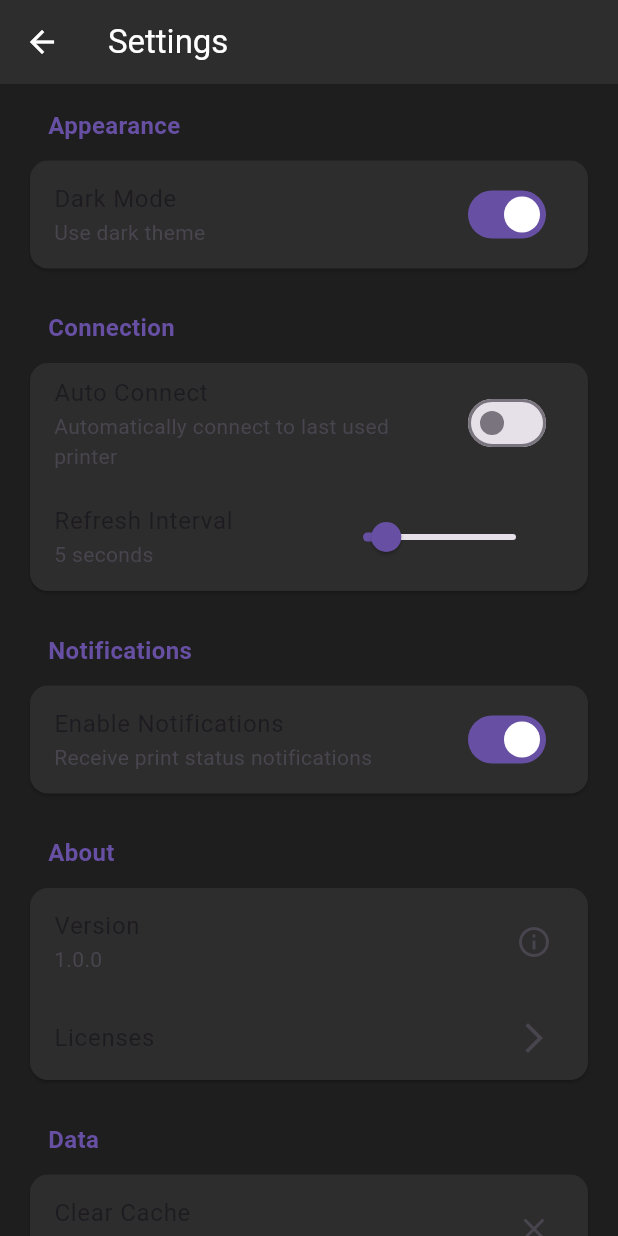
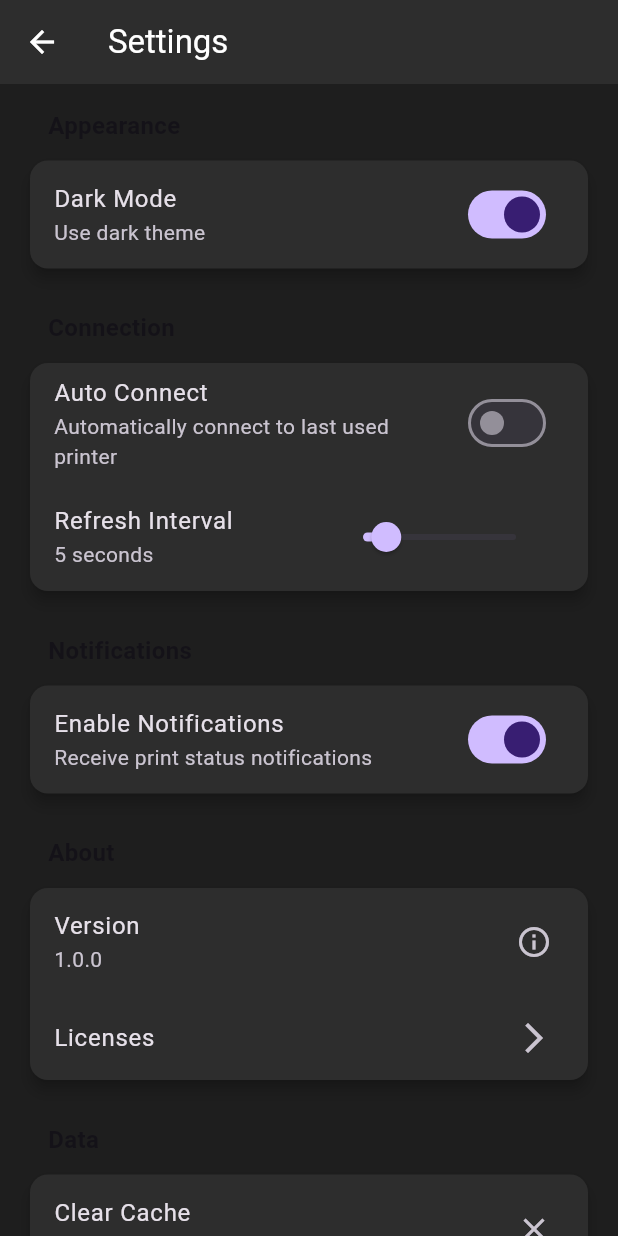
Before and after one commit to minaunghein/bblcontroller, a Flutter app: the screen it shows after launch, after a tap on the "settings" icon, on a phone screen of 412 x 824 dp. Run offline on Flutter 3.47's test engine with Material 3 defaults, Android fonts, the phone set to English and light mode, and no system bars; our stand-ins replace shared_preferences, sqflite; missing offline and left inert: mqtt_client; accounts and stored records are empty.

Commit message:
theme updated

```diff
--- a/lib/main.dart
+++ b/lib/main.dart
@@ -1,6 +1,7 @@
 import 'package:flutter/material.dart';
 import 'package:provider/provider.dart';
 import 'providers/printer_provider.dart';
+import 'providers/theme_provider.dart';
 import 'screens/printers_list_screen.dart';
 
 void main() {
@@ -12,26 +13,22 @@ class MyApp extends StatelessWidget {
 
   @override
   Widget build(BuildContext context) {
-    return ChangeNotifierProvider(
-      create: (context) => PrinterProvider(),
-      child: MaterialApp(
-        title: 'Bambulab Controller',
-        theme: ThemeData(
-          primarySwatch: Colors.blue,
-          scaffoldBackgroundColor: const Color(0xFF1e1e1e),
-          appBarTheme: const AppBarTheme(
-            backgroundColor: Color(0xFF2d2d2d),
-            foregroundColor: Colors.white,
-          ),
-          cardTheme: const CardTheme(
-            color: Color(0xFF2d2d2d),
-          ),
-          drawerTheme: const DrawerThemeData(
-            backgroundColor: Color(0xFF1e1e1e),
-          ),
-        ),
-        home: const PrintersListScreen(),
-        debugShowCheckedModeBanner: false,
+    return MultiProvider(
+      providers: [
+        ChangeNotifierProvider(create: (context) => PrinterProvider()),
+        ChangeNotifierProvider(create: (context) => ThemeProvider()),
+      ],
+      child: Consumer<ThemeProvider>(
+        builder: (context, themeProvider, child) {
+          return MaterialApp(
+            title: 'Bambulab Controller',
+            theme: themeProvider.lightTheme,
+            darkTheme: themeProvider.darkTheme,
+            themeMode: themeProvider.isDarkMode ? ThemeMode.dark : ThemeMode.light,
+            home: const PrintersListScreen(),
+            debugShowCheckedModeBanner: false,
+          );
+        },
       ),
     );
   }
--- /dev/null
+++ b/lib/providers/theme_provider.dart
@@ -0,0 +1,88 @@
+import 'package:flutter/material.dart';
+import 'package:shared_preferences/shared_preferences.dart';
+
+class ThemeProvider extends ChangeNotifier {
+  bool _isDarkMode = true;
+  static const String _themeKey = 'isDarkMode';
+
+  bool get isDarkMode => _isDarkMode;
+
+  ThemeProvider() {
+    _loadThemeFromPrefs();
+  }
+
+  ThemeData get lightTheme => ThemeData(
+        useMaterial3: true,
+        brightness: Brightness.light,
+        primarySwatch: Colors.blue,
+        scaffoldBackgroundColor: Colors.grey[50],
+        appBarTheme: const AppBarTheme(
+          backgroundColor: Colors.white,
+          foregroundColor: Colors.black87,
+          elevation: 1,
+        ),
+        cardTheme: CardTheme(
+          color: Colors.white,
+          elevation: 2,
+          shape: RoundedRectangleBorder(
+            borderRadius: BorderRadius.circular(12),
+          ),
+        ),
+        drawerTheme: const DrawerThemeData(
+          backgroundColor: Colors.white,
+        ),
+        textTheme: const TextTheme(
+          bodyLarge: TextStyle(color: Colors.black87),
+          bodyMedium: TextStyle(color: Colors.black87),
+        ),
+      );
+
+  ThemeData get darkTheme => ThemeData(
+        useMaterial3: true,
+        brightness: Brightness.dark,
+        primarySwatch: Colors.blue,
+        scaffoldBackgroundColor: const Color(0xFF1e1e1e),
+        appBarTheme: const AppBarTheme(
+          backgroundColor: Color(0xFF2d2d2d),
+          foregroundColor: Colors.white,
+          elevation: 0,
+        ),
+        cardTheme: CardTheme(
+          color: const Color(0xFF2d2d2d),
+          elevation: 4,
+          shape: RoundedRectangleBorder(
+            borderRadius: BorderRadius.circular(12),
+          ),
+        ),
+        drawerTheme: const DrawerThemeData(
+          backgroundColor: Color(0xFF1e1e1e),
+        ),
+        textTheme: const TextTheme(
+          bodyLarge: TextStyle(color: Colors.white),
+          bodyMedium: TextStyle(color: Colors.white),
+        ),
+      );
+
+  void toggleTheme() {
+    _isDarkMode = !_isDarkMode;
+    _saveThemeToPrefs();
+    notifyListeners();
+  }
+
+  void setTheme(bool isDark) {
+    _isDarkMode = isDark;
+    _saveThemeToPrefs();
+    notifyListeners();
+  }
+
+  void _loadThemeFromPrefs() async {
+    SharedPreferences prefs = await SharedPreferences.getInstance();
+    _isDarkMode = prefs.getBool(_themeKey) ?? true; // Default to dark mode
+    notifyListeners();
+  }
+
+  void _saveThemeToPrefs() async {
+    SharedPreferences prefs = await SharedPreferences.getInstance();
+    prefs.setBool(_themeKey, _isDarkMode);
+  }
+}
--- a/lib/screens/settings_screen.dart
+++ b/lib/screens/settings_screen.dart
@@ -1,4 +1,6 @@
 import 'package:flutter/material.dart';
+import 'package:provider/provider.dart';
+import '../providers/theme_provider.dart';
 
 class SettingsScreen extends StatefulWidget {
   const SettingsScreen({super.key});
@@ -8,7 +10,6 @@ class SettingsScreen extends StatefulWidget {
 }
 
 class _SettingsScreenState extends State<SettingsScreen> {
-  bool _darkMode = true;
   bool _notifications = true;
   bool _autoConnect = false;
   double _refreshInterval = 5.0;
@@ -19,7 +20,9 @@ class _SettingsScreenState extends State<SettingsScreen> {
       appBar: AppBar(
         title: const Text('Settings'),
       ),
-      body: ListView(
+      body: Consumer<ThemeProvider>(
+        builder: (context, themeProvider, child) {
+          return ListView(
             padding: const EdgeInsets.all(16),
             children: [
               _buildSection(
@@ -28,11 +31,9 @@ class _SettingsScreenState extends State<SettingsScreen> {
                   SwitchListTile(
                     title: const Text('Dark Mode'),
                     subtitle: const Text('Use dark theme'),
-                value: _darkMode,
+                    value: themeProvider.isDarkMode,
                     onChanged: (value) {
-                  setState(() {
-                    _darkMode = value;
-                  });
+                      themeProvider.setTheme(value);
                     },
                   ),
                 ],
@@ -43,8 +44,8 @@ class _SettingsScreenState extends State<SettingsScreen> {
                 [
                   SwitchListTile(
                     title: const Text('Auto Connect'),
-                subtitle:
-                    const Text('Automatically connect to last used printer'),
+                    subtitle: const Text(
+                        'Automatically connect to last used printer'),
                     value: _autoConnect,
                     onChanged: (value) {
                       setState(() {
@@ -125,6 +126,8 @@ class _SettingsScreenState extends State<SettingsScreen> {
                 ],
               ),
             ],
+          );
+        },
       ),
     );
   }
@@ -193,7 +196,8 @@ class _SettingsScreenState extends State<SettingsScreen> {
           ElevatedButton(
             onPressed: () {
               setState(() {
-                _darkMode = true;
+                Provider.of<ThemeProvider>(context, listen: false)
+                    .setTheme(true);
                 _notifications = true;
                 _autoConnect = false;
                 _refreshInterval = 5.0;
--- a/lib/services/mqtt_service.dart
+++ b/lib/services/mqtt_service.dart
@@ -201,6 +201,9 @@ class MqttService {
                 _parseRemainingTime(printData['mc_remaining_time']),
             status: printData['gcode_state'] ?? 'Unknown',
             lastUpdate: data['timestamp'] ?? DateTime.now().toIso8601String(),
+            device: printData['device'] != null
+                ? Device.fromJson(printData['device'])
+                : null,
           );
 
           print(
--- a/pubspec.yaml
+++ b/pubspec.yaml
@@ -17,6 +17,7 @@ dependencies:
   json_annotation: ^4.8.1
   sqflite: ^2.3.0
   path: ^1.8.3
+  shared_preferences: ^2.2.2
 
 dev_dependencies:
   flutter_test:
```
Also changed, not shown: lib/providers/printer_provider.dart (+27 -1 lines), lib/screens/printers_list_screen.dart (+115 -37 lines), lib/services/database_helper.dart (+35 -0 lines), assets/Bambu Lab A1 mini_cover.png (added), assets/Bambu Lab A1_cover.png (added), assets/Bambu Lab H2D Pro_cover.png (added), assets/Bambu Lab H2D_cover.png (added), assets/Bambu Lab P1P_cover.png (added), assets/Bambu Lab P1S_cover.png (added), assets/Bambu Lab X1 Carbon_cover.png (added), assets/Bambu Lab X1E_cover.png (added), assets/Bambu Lab X1_cover.png (added), pubspec.lock, 1 other file. Lines whose indentation alone changed are shown as unchanged.
